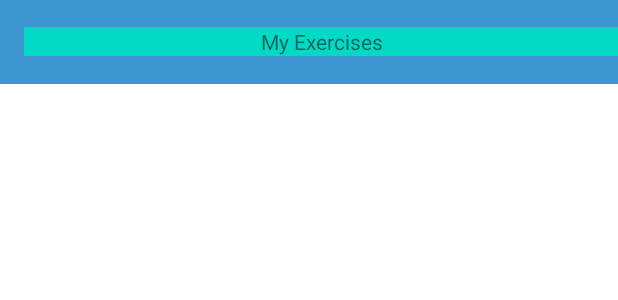
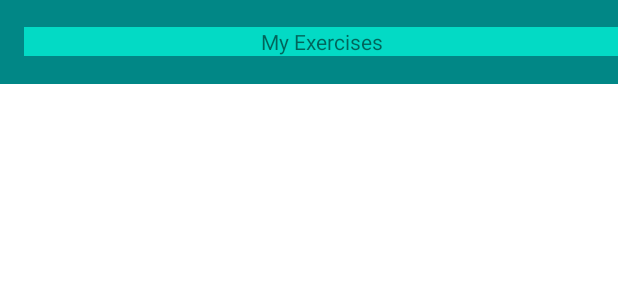
Before and after one commit to AlexFue/FitnessApp, an Android app: the layout activity_my_exercises.xml on its own in the app's theme, with its tools: preview values and no code run, on a phone screen of 412 x 824 dp. Shown: the top 300 px of the screen. Run offline under Robolectric (Android 15) with nearby library versions, the phone set to English and light mode, and no system bars.

```diff
--- a/app/src/main/res/layout/activity_my_exercises.xml
+++ b/app/src/main/res/layout/activity_my_exercises.xml
@@ -8,7 +8,7 @@
     tools:context=".MyExercises">
     <androidx.appcompat.widget.Toolbar
         android:id="@+id/toolbar"
-        android:background="@color/colorPrimary"
+        android:background="@color/teal_700"
         android:layout_width="match_parent"
         android:layout_height="wrap_content">
         <TextView
--- a/app/src/main/res/values/colors.xml
+++ b/app/src/main/res/values/colors.xml
@@ -7,6 +7,5 @@
     <color name="teal_700">#FF018786</color>
     <color name="black">#FF000000</color>
     <color name="white">#FFFFFFFF</color>
-    <color name="colorPrimary">#3d95d0</color>
-
+    <color name="orange">#ffa319</color>
 </resources>
```
